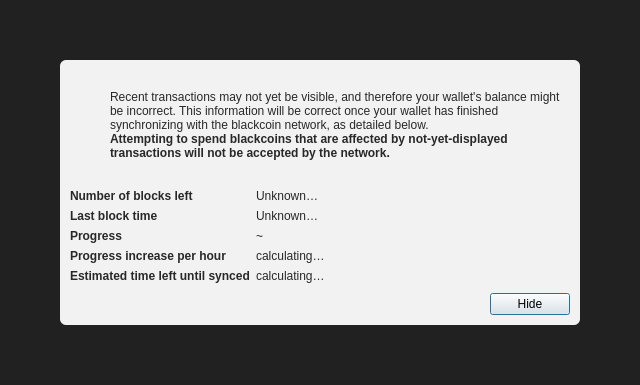
The window that src/qt/forms/modaloverlay.ui (watsoncoders/Pavnetwork) describes before a commit, drawn with Qt 5.
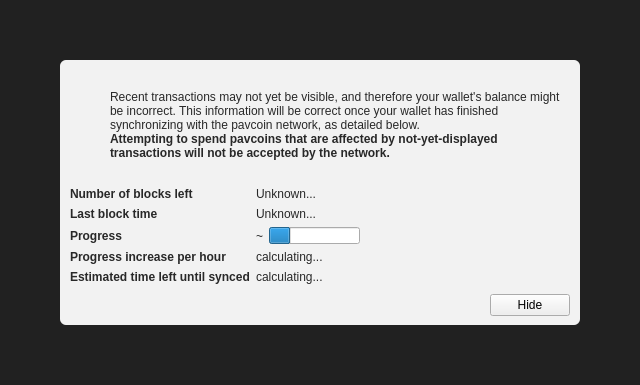
The same window after the commit. Icons and pictures are not drawn. Custom widgets are drawn as their Qt base class.

What changed in the file:
```diff
--- a/src/qt/forms/modaloverlay.ui
+++ b/src/qt/forms/modaloverlay.ui
@@ -130,7 +130,7 @@
              <item>
               <widget class="QLabel" name="infoText">
                <property name="text">
-                <string>Recent transactions may not yet be visible, and therefore your wallet's balance might be incorrect. This information will be correct once your wallet has finished synchronizing with the blackcoin network, as detailed below.</string>
+                <string>Recent transactions may not yet be visible, and therefore your wallet's balance might be incorrect. This information will be correct once your wallet has finished synchronizing with the pavcoin network, as detailed below.</string>
                </property>
                <property name="textFormat">
                 <enum>Qt::RichText</enum>
@@ -149,7 +149,7 @@
                 </font>
                </property>
                <property name="text">
-                <string>Attempting to spend blackcoins that are affected by not-yet-displayed transactions will not be accepted by the network.</string>
+                <string>Attempting to spend pavcoins that are affected by not-yet-displayed transactions will not be accepted by the network.</string>
                </property>
                <property name="textFormat">
                 <enum>Qt::RichText</enum>
@@ -219,7 +219,7 @@
            <item row="0" column="1">
             <widget class="QLabel" name="numberOfBlocksLeft">
              <property name="text">
-              <string>Unknown…</string>
+              <string>Unknown...</string>
              </property>
             </widget>
            </item>
@@ -245,7 +245,7 @@
               </sizepolicy>
              </property>
              <property name="text">
-              <string>Unknown…</string>
+              <string>Unknown...</string>
              </property>
             </widget>
            </item>
@@ -271,6 +271,16 @@
                </property>
               </widget>
              </item>
+             <item>
+              <widget class="QProgressBar" name="progressBar">
+               <property name="value">
+                <number>24</number>
+               </property>
+               <property name="format">
+                <string/>
+               </property>
+              </widget>
+             </item>
             </layout>
            </item>
            <item row="4" column="0">
@@ -289,7 +299,7 @@
            <item row="4" column="1">
             <widget class="QLabel" name="progressIncreasePerH">
              <property name="text">
-              <string>calculating…</string>
+              <string>calculating...</string>
              </property>
             </widget>
            </item>
@@ -309,7 +319,7 @@
            <item row="5" column="1">
             <widget class="QLabel" name="expectedTimeLeft">
              <property name="text">
-              <string>calculating…</string>
+              <string>calculating...</string>
              </property>
             </widget>
            </item>
@@ -341,15 +351,6 @@
              <property name="text">
               <string>Hide</string>
              </property>
-             <property name="shortcut">
-              <string>Esc</string>
-             </property>
-             <property name="focusPolicy">
-              <enum>Qt::StrongFocus</enum>
-             </property>
-             <property name="default">
-              <bool>true</bool>
-             </property>
             </widget>
            </item>
           </layout>
@@ -362,6 +363,14 @@
    </item>
   </layout>
  </widget>
+ <customwidgets>
+  <customwidget>
+   <class>ModalOverlay</class>
+   <extends>QWidget</extends>
+   <header>modaloverlay.h</header>
+   <container>1</container>
+  </customwidget>
+ </customwidgets>
  <resources/>
  <connections/>
 </ui>
```
Left out of the diff: 2 changed lines with no effect on the pictures.
